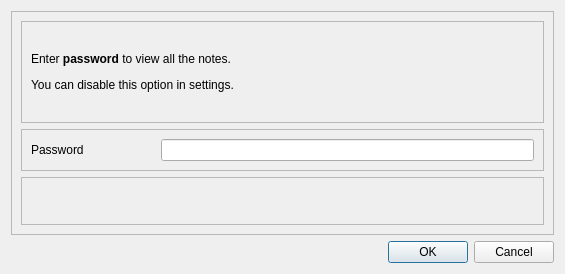
Qt form Application/GUIs/UI_files/loginDialog.ui (sarvagyab/Groot) before a commit.
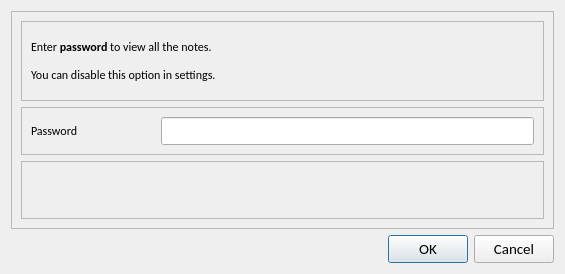
The same form after that commit.

Diff of the .ui file:
```diff
--- a/Application/GUIs/UI_files/loginDialog.ui
+++ b/Application/GUIs/UI_files/loginDialog.ui
@@ -16,6 +16,12 @@
     <verstretch>0</verstretch>
    </sizepolicy>
   </property>
+  <property name="font">
+   <font>
+    <family>Calibri</family>
+    <pointsize>11</pointsize>
+   </font>
+  </property>
   <property name="focusPolicy">
    <enum>Qt::NoFocus</enum>
   </property>
@@ -65,6 +71,12 @@
              <verstretch>0</verstretch>
             </sizepolicy>
            </property>
+           <property name="font">
+            <font>
+             <family>Calibri</family>
+             <pointsize>9</pointsize>
+            </font>
+           </property>
            <property name="text">
             <string>&lt;html&gt;&lt;head/&gt;&lt;body&gt;&lt;p&gt;Enter &lt;span style=&quot; font-weight:600;&quot;&gt;password &lt;/span&gt;to view all the notes.&lt;/p&gt;&lt;p&gt;You can disable this option in settings.&lt;/p&gt;&lt;/body&gt;&lt;/html&gt;</string>
            </property>
```
